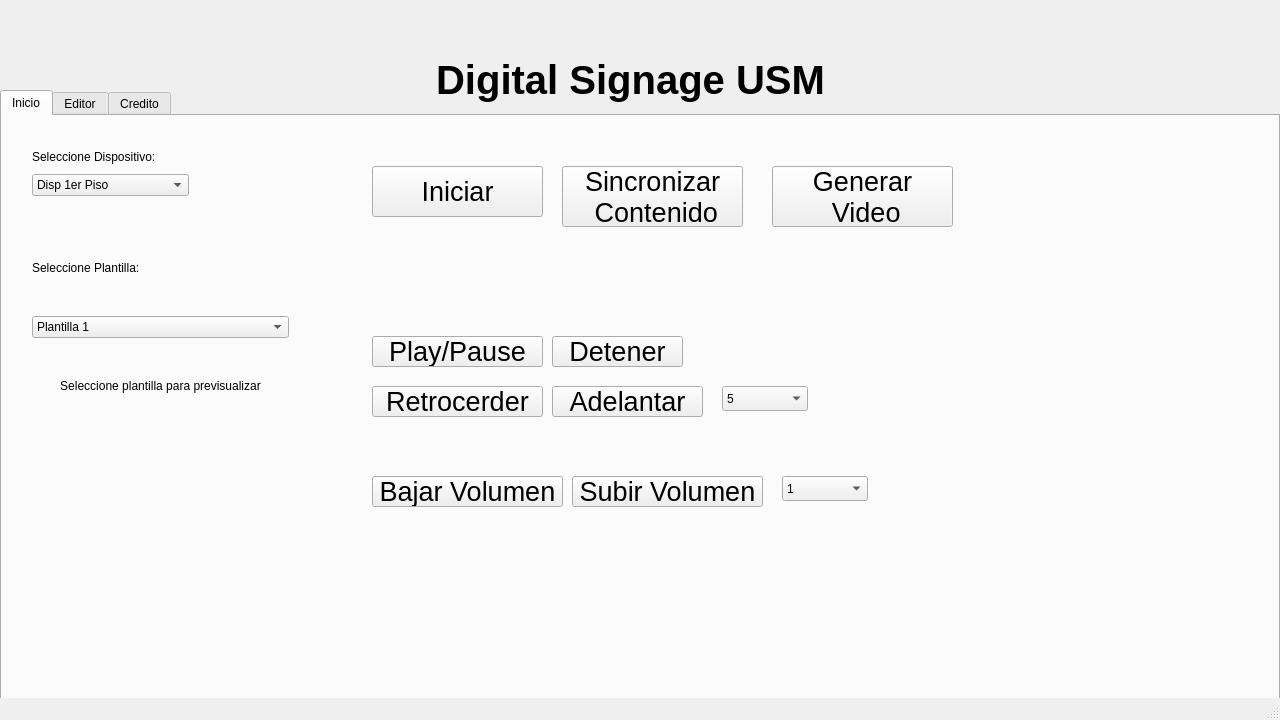
seba-saca/Digital_Signage_USM, file ProyectoQT/Interfaz_Digital_SIgnage_USM/mainwindow.ui: the form before one commit.
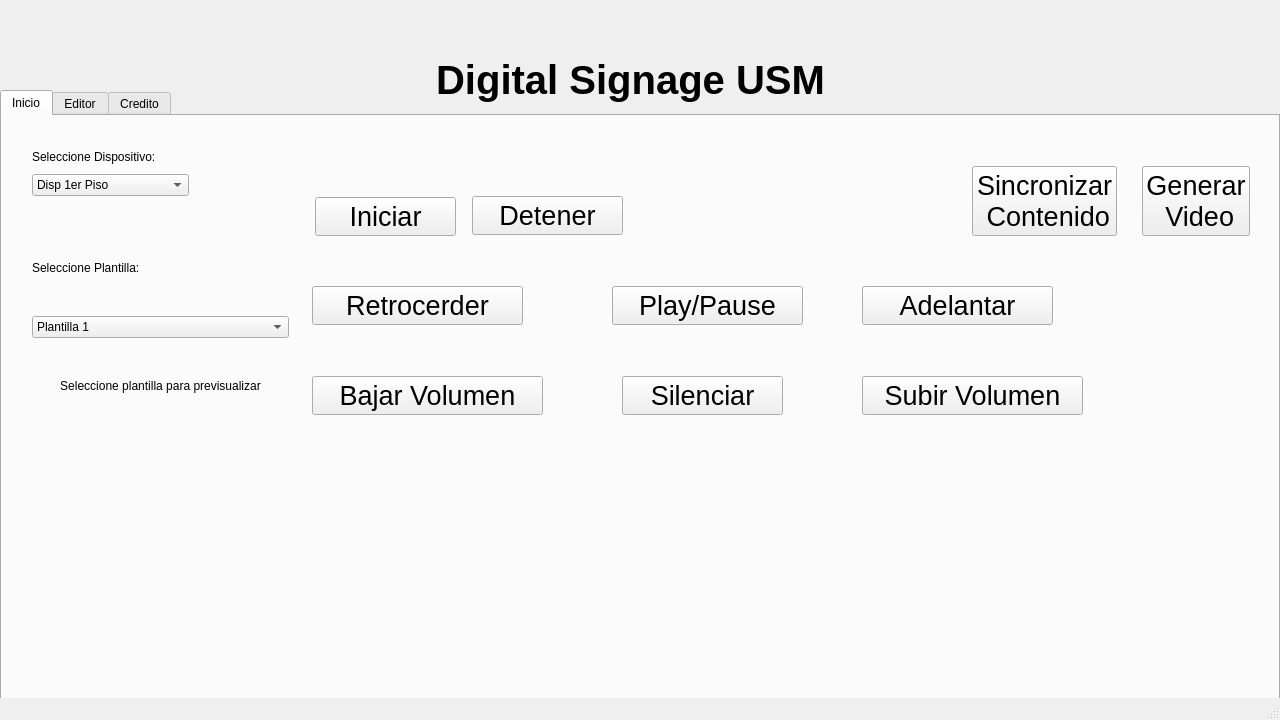
The form after the commit. The open tabs and pages were chosen to show the change. Icons and pictures are not drawn.

```diff
--- a/ProyectoQT/Interfaz_Digital_SIgnage_USM/mainwindow.ui
+++ b/ProyectoQT/Interfaz_Digital_SIgnage_USM/mainwindow.ui
@@ -20,6 +20,12 @@
    <string>Digital SIgnage USM</string>
   </property>
   <widget class="QWidget" name="centralwidget">
+   <property name="maximumSize">
+    <size>
+     <width>1280</width>
+     <height>720</height>
+    </size>
+   </property>
    <widget class="QTabWidget" name="Pestanas">
     <property name="geometry">
      <rect>
@@ -66,10 +72,10 @@
      <widget class="QPushButton" name="Start">
       <property name="geometry">
        <rect>
-        <x>370</x>
-        <y>50</y>
-        <width>171</width>
-        <height>51</height>
+        <x>313</x>
+        <y>81</y>
+        <width>141</width>
+        <height>39</height>
        </rect>
       </property>
       <property name="font">
@@ -80,14 +86,23 @@
       <property name="text">
        <string>Iniciar</string>
       </property>
+      <property name="icon">
+       <iconset theme="media-playback-start"/>
+      </property>
+      <property name="iconSize">
+       <size>
+        <width>30</width>
+        <height>50</height>
+       </size>
+      </property>
      </widget>
      <widget class="QPushButton" name="sincronizar">
       <property name="geometry">
        <rect>
-        <x>560</x>
+        <x>970</x>
         <y>50</y>
-        <width>181</width>
-        <height>61</height>
+        <width>145</width>
+        <height>70</height>
        </rect>
       </property>
       <property name="font">
@@ -104,10 +119,10 @@
      <widget class="QPushButton" name="Pause">
       <property name="geometry">
        <rect>
-        <x>370</x>
-        <y>220</y>
-        <width>171</width>
-        <height>31</height>
+        <x>610</x>
+        <y>170</y>
+        <width>191</width>
+        <height>39</height>
        </rect>
       </property>
       <property name="font">
@@ -118,23 +133,14 @@
       <property name="text">
        <string>Play/Pause</string>
       </property>
-     </widget>
-     <widget class="QPushButton" name="Detener">
-      <property name="geometry">
-       <rect>
-        <x>550</x>
-        <y>220</y>
-        <width>131</width>
-        <height>31</height>
-       </rect>
+      <property name="icon">
+       <iconset theme="media-playback-pause"/>
       </property>
-      <property name="font">
-       <font>
-        <pointsize>20</pointsize>
-       </font>
-      </property>
-      <property name="text">
-       <string>Detener</string>
+      <property name="iconSize">
+       <size>
+        <width>30</width>
+        <height>50</height>
+       </size>
       </property>
      </widget>
      <widget class="QWidget" name="layoutWidget">
@@ -248,10 +254,10 @@
      <widget class="QPushButton" name="Retroceder">
       <property name="geometry">
        <rect>
-        <x>370</x>
-        <y>270</y>
-        <width>171</width>
-        <height>31</height>
+        <x>310</x>
+        <y>170</y>
+        <width>211</width>
+        <height>39</height>
        </rect>
       </property>
       <property name="font">
@@ -262,14 +268,23 @@
       <property name="text">
        <string>Retrocerder</string>
       </property>
+      <property name="icon">
+       <iconset theme="media-seek-backward"/>
+      </property>
+      <property name="iconSize">
+       <size>
+        <width>50</width>
+        <height>50</height>
+       </size>
+      </property>
      </widget>
      <widget class="QPushButton" name="Adelantar">
       <property name="geometry">
        <rect>
-        <x>550</x>
-        <y>270</y>
-        <width>151</width>
-        <height>31</height>
+        <x>860</x>
+        <y>170</y>
+        <width>191</width>
+        <height>39</height>
        </rect>
       </property>
       <property name="font">
@@ -280,14 +295,23 @@
       <property name="text">
        <string>Adelantar</string>
       </property>
+      <property name="icon">
+       <iconset theme="media-seek-forward"/>
+      </property>
+      <property name="iconSize">
+       <size>
+        <width>50</width>
+        <height>50</height>
+       </size>
+      </property>
      </widget>
      <widget class="QPushButton" name="Subir_Volumen">
       <property name="geometry">
        <rect>
-        <x>570</x>
-        <y>360</y>
-        <width>191</width>
-        <height>31</height>
+        <x>860</x>
+        <y>260</y>
+        <width>221</width>
+        <height>39</height>
        </rect>
       </property>
       <property name="font">
@@ -298,14 +322,23 @@
       <property name="text">
        <string>Subir Volumen</string>
       </property>
+      <property name="icon">
+       <iconset theme="audio-volume-high"/>
+      </property>
+      <property name="iconSize">
+       <size>
+        <width>50</width>
+        <height>50</height>
+       </size>
+      </property>
      </widget>
      <widget class="QPushButton" name="Bajar_Volumen">
       <property name="geometry">
        <rect>
-        <x>370</x>
-        <y>360</y>
-        <width>191</width>
-        <height>31</height>
+        <x>310</x>
+        <y>260</y>
+        <width>231</width>
+        <height>39</height>
        </rect>
       </property>
       <property name="font">
@@ -316,64 +349,23 @@
       <property name="text">
        <string>Bajar Volumen</string>
       </property>
-     </widget>
-     <widget class="QComboBox" name="Lista_Retr_Adel">
-      <property name="geometry">
-       <rect>
-        <x>720</x>
-        <y>270</y>
-        <width>86</width>
-        <height>25</height>
-       </rect>
+      <property name="icon">
+       <iconset theme="audio-volume-low"/>
       </property>
-      <item>
-       <property name="text">
-        <string>5</string>
-       </property>
-      </item>
-      <item>
-       <property name="text">
-        <string>10</string>
-       </property>
-      </item>
-      <item>
-       <property name="text">
-        <string>15</string>
-       </property>
-      </item>
-     </widget>
-     <widget class="QComboBox" name="Lista_Volumen">
-      <property name="geometry">
-       <rect>
-        <x>780</x>
-        <y>360</y>
-        <width>86</width>
-        <height>25</height>
-       </rect>
+      <property name="iconSize">
+       <size>
+        <width>60</width>
+        <height>60</height>
+       </size>
       </property>
-      <item>
-       <property name="text">
-        <string>1</string>
-       </property>
-      </item>
-      <item>
-       <property name="text">
-        <string>5</string>
-       </property>
-      </item>
-      <item>
-       <property name="text">
-        <string>10</string>
-       </property>
-      </item>
      </widget>
      <widget class="QPushButton" name="Generar_Video">
       <property name="geometry">
        <rect>
-        <x>770</x>
+        <x>1140</x>
         <y>50</y>
-        <width>181</width>
-        <height>61</height>
+        <width>108</width>
+        <height>70</height>
        </rect>
       </property>
       <property name="font">
@@ -386,6 +378,60 @@
  Video</string>
       </property>
      </widget>
+     <widget class="QPushButton" name="Mute_video">
+      <property name="geometry">
+       <rect>
+        <x>620</x>
+        <y>260</y>
+        <width>161</width>
+        <height>39</height>
+       </rect>
+      </property>
+      <property name="font">
+       <font>
+        <pointsize>20</pointsize>
+       </font>
+      </property>
+      <property name="text">
+       <string>Silenciar</string>
+      </property>
+      <property name="icon">
+       <iconset theme="audio-volume-muted"/>
+      </property>
+      <property name="iconSize">
+       <size>
+        <width>60</width>
+        <height>60</height>
+       </size>
+      </property>
+     </widget>
+     <widget class="QPushButton" name="Detener">
+      <property name="geometry">
+       <rect>
+        <x>470</x>
+        <y>80</y>
+        <width>151</width>
+        <height>39</height>
+       </rect>
+      </property>
+      <property name="font">
+       <font>
+        <pointsize>20</pointsize>
+       </font>
+      </property>
+      <property name="text">
+       <string>Detener</string>
+      </property>
+      <property name="icon">
+       <iconset theme="media-playback-stop"/>
+      </property>
+      <property name="iconSize">
+       <size>
+        <width>30</width>
+        <height>50</height>
+       </size>
+      </property>
+     </widget>
     </widget>
     <widget class="QWidget" name="EditPlantilla">
      <attribute name="title">
```
Left out of the diff: 37 changed lines with no effect on the pictures.
